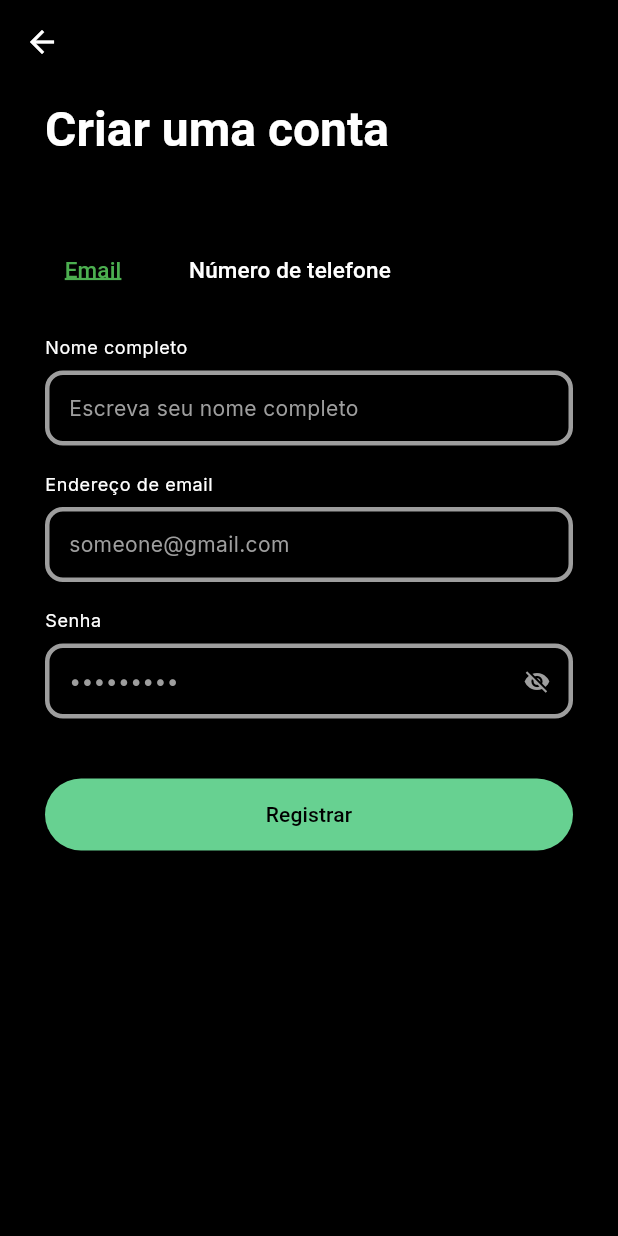
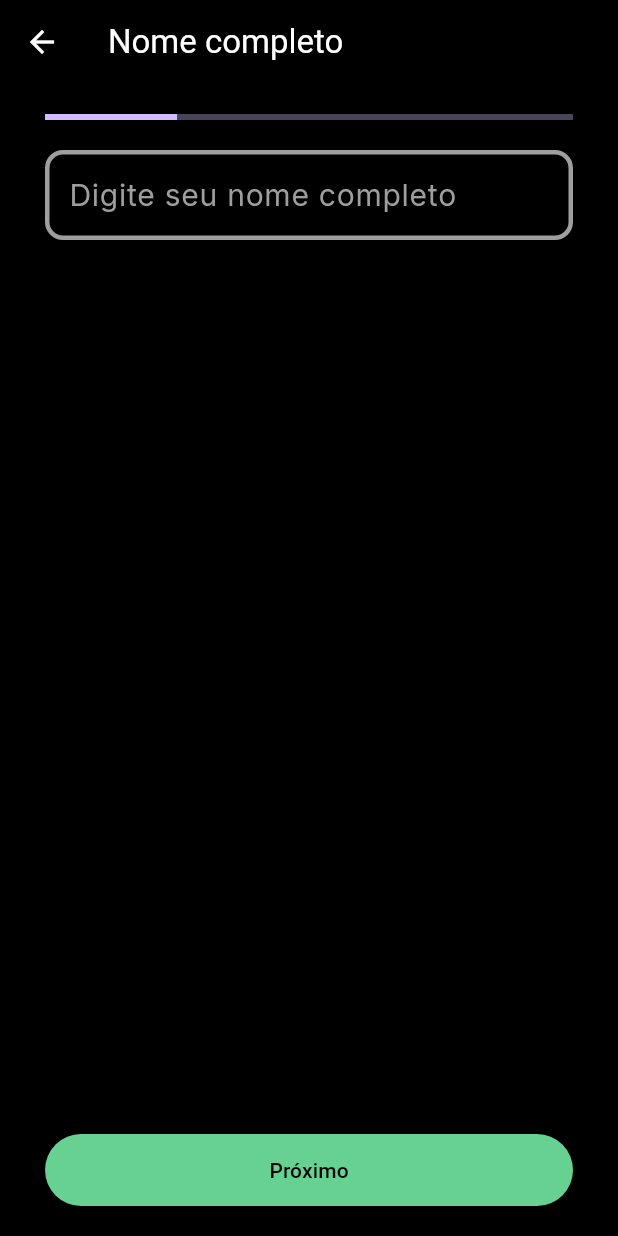
Before and after one commit to omatheusolegario/econance-app, a Flutter app: the RegistrationPage screen opened by its route, on a phone screen of 412 x 824 dp. Run offline on Flutter 3.47's test engine with Material 3 defaults, Android fonts, the light colour scheme and no system bars; our stand-ins replace carousel_slider, cloud_firestore, firebase_auth, firebase_core, fl_chart, flutter_markdown and 4 more; accounts and stored records are empty; network calls fail.

Commit message:
Starting login with phone, config and small fixes

```diff
--- a/lib/auth/registration.dart
+++ b/lib/auth/registration.dart
@@ -2,8 +2,6 @@ import 'package:flutter/material.dart';
 import 'package:firebase_auth/firebase_auth.dart';
 import 'package:cloud_firestore/cloud_firestore.dart';
 import 'package:mask_text_input_formatter/mask_text_input_formatter.dart';
-import '../l10n/app_localizations.dart';
-import 'register_verification.dart';
 
 class RegistrationPage extends StatefulWidget {
   const RegistrationPage({super.key});
@@ -13,215 +11,162 @@ class RegistrationPage extends StatefulWidget {
 }
 
 class _RegistrationPageState extends State<RegistrationPage> {
+  final _auth = FirebaseAuth.instance;
+  final _fullNameController = TextEditingController();
   final _emailController = TextEditingController();
+  final _phoneController = TextEditingController();
   final _passwordController = TextEditingController();
-  final _fullNameController = TextEditingController();
-  final _phoneController = TextEditingController();
+  final _smsController = TextEditingController();
 
-  final _auth = FirebaseAuth.instance;
+  final _phoneFormatter =
+  MaskTextInputFormatter(mask: '+## ## #####-####', filter: {"#": RegExp(r'[0-9]')});
 
   bool _isLoading = false;
   bool _obscurePassword = true;
-  bool isEmailSelected = true;
+  int _step = 0;
+  String? _verificationId;
 
-  final phoneFormatter = MaskTextInputFormatter(
-    mask: '+## ## #####-####',
-    filter: {"#": RegExp(r'[0-9]')},
-    type: MaskAutoCompletionType.eager,
-  );
+  double get progress => (_step + 1) / 4;
 
-  void clearText() {
-    _emailController.clear();
-    _phoneController.clear();
-    _passwordController.clear();
+  String getStepTitle() {
+    switch (_step) {
+      case 0:
+        return 'Nome completo';
+      case 1:
+        return 'Email';
+      case 2:
+        return 'Telefone';
+      case 3:
+        return 'Senha e Verificação';
+      default:
+        return '';
+    }
+  }
+
+  void nextStep() {
+    if (_step < 3) {
+      setState(() => _step++);
+    }
   }
 
   Future<void> register() async {
-    setState(() {
-      _isLoading = true;
-    });
-
+    setState(() => _isLoading = true);
     try {
-      if (isEmailSelected) {
       final userCredential = await _auth.createUserWithEmailAndPassword(
         email: _emailController.text.trim(),
         password: _passwordController.text.trim(),
       );
 
-        String _uid = userCredential.user!.uid;
-        DocumentReference userDoc =
-        FirebaseFirestore.instance.collection('users').doc(_uid);
+      final uid = userCredential.user!.uid;
+      final userDoc = FirebaseFirestore.instance.collection('users').doc(uid);
 
       await userDoc.set({
         'personalInfo': {
           'fullName': _fullNameController.text.trim(),
+          'phone': _phoneController.text.trim(),
           'createdAt': FieldValue.serverTimestamp(),
-            'email': _emailController.text.trim(),
-          },
+        }
       });
-        await Future.wait([
-          userDoc.collection('expenses').doc('init').set({'init': true}),
-          userDoc.collection('receipts').doc('init').set({'init': true}),
-          userDoc.collection('categories').doc('init').set({'init': true}),
-        ]);
-        await Future.wait([
-          userDoc.collection('expenses').doc('init').delete(),
-          userDoc.collection('receipts').doc('init').delete(),
-          userDoc.collection('categories').doc('init').delete(),
-        ]);
 
       await userCredential.user?.sendEmailVerification();
 
-        Navigator.pushReplacement(
-          context,
-          MaterialPageRoute(
-            builder: (_) => VerificationPage(user: userCredential.user!),
-          ),
+      await FirebaseAuth.instance.verifyPhoneNumber(
+        phoneNumber: _phoneController.text.trim(),
+        verificationCompleted: (cred) async {
+          await userCredential.user?.linkWithCredential(cred);
+        },
+        verificationFailed: (e) {
+          ScaffoldMessenger.of(context)
+              .showSnackBar(SnackBar(content: Text(e.message ?? 'Erro SMS')));
+        },
+        codeSent: (verificationId, _) {
+          setState(() => _verificationId = verificationId);
+          ScaffoldMessenger.of(context)
+              .showSnackBar(const SnackBar(content: Text('Código SMS enviado!')));
+        },
+        codeAutoRetrievalTimeout: (id) {},
       );
-      } else {
-        await _auth.verifyPhoneNumber(
-          phoneNumber: _phoneController.text.trim(),
-          verificationCompleted: (PhoneAuthCredential credential) async {
-            await _auth.signInWithCredential(credential);
-          },
-          verificationFailed: (FirebaseAuthException e) {
-            ScaffoldMessenger.of(context).showSnackBar(
-                SnackBar(content: Text(e.message ?? 'Phone auth failed')));
-          },
-          codeSent: (String verificationId, int? resendToken) {
-            Navigator.push(
-              context,
-              MaterialPageRoute(
-                builder: (_) => VerificationPage(
-                  phoneNumber: _phoneController.text.trim(),
-                  verificationId: verificationId,
-                ),
-              ),
-            );
-          },
-          codeAutoRetrievalTimeout: (String verificationId) {},
-        );
-      }
     } on FirebaseAuthException catch (e) {
-      String message = 'An error occurred';
-      if (e.code == 'weak-password') {
-        message = 'The password is too weak.';
-      } else if (e.code == 'email-already-in-use') {
-        message = 'The email is already in use.';
-      }
-      ScaffoldMessenger.of(context)
-          .showSnackBar(SnackBar(content: Text(message)));
+      String msg = 'Erro ao registrar';
+      if (e.code == 'weak-password') msg = 'Senha muito fraca';
+      if (e.code == 'email-already-in-use') msg = 'Email já cadastrado';
+      ScaffoldMessenger.of(context).showSnackBar(SnackBar(content: Text(msg)));
     } finally {
-      setState(() {
-        _isLoading = false;
-      });
+      setState(() => _isLoading = false);
     }
   }
 
-  @override
-  Widget build(BuildContext context) {
-    final theme = Theme.of(context);
+  Future<void> verifyEmailAndSms() async {
+    setState(() => _isLoading = true);
 
-    return Scaffold(
-      appBar: AppBar(),
-      body: SafeArea(
-        child: SingleChildScrollView(
-          padding: const EdgeInsets.symmetric(vertical: 10, horizontal: 30),
-          child: Column(
+    await _auth.currentUser?.reload();
+    final user = _auth.currentUser!;
+    bool emailVerified = user.emailVerified;
+
+    bool smsVerified = true;
+    if (_verificationId != null && _smsController.text.isNotEmpty) {
+      try {
+        PhoneAuthCredential credential = PhoneAuthProvider.credential(
+          verificationId: _verificationId!,
+          smsCode: _smsController.text.trim(),
+        );
+        await user.linkWithCredential(credential);
+      } catch (_) {
+        smsVerified = false;
+      }
+    }
+
+    setState(() => _isLoading = false);
+
+    if (emailVerified && smsVerified) {
+      Navigator.pushNamedAndRemoveUntil(context, "/main", (route) => false);
+    } else {
+      String msg = '';
+      if (!emailVerified) msg += 'Email não verificado.\n';
+      if (!smsVerified) msg += 'Código SMS inválido.';
+      ScaffoldMessenger.of(context).showSnackBar(SnackBar(content: Text(msg)));
+    }
+  }
+
+  Widget getStepWidget() {
+    switch (_step) {
+      case 0:
+        return TextField(
+          controller: _fullNameController,
+          decoration: const InputDecoration(labelText: 'Digite seu nome completo'),
+        );
+      case 1:
+        return TextField(
+          controller: _emailController,
+          keyboardType: TextInputType.emailAddress,
+          decoration: const InputDecoration(labelText: 'Digite seu email'),
+        );
+      case 2:
+        return TextField(
+          controller: _phoneController,
+          keyboardType: TextInputType.phone,
+          inputFormatters: [_phoneFormatter],
+          decoration: const InputDecoration(
+            labelText: 'Digite seu telefone',
+            hintText: '+55 11 99999-9999',
+          ),
+        );
+      case 3:
+        return Column(
           crossAxisAlignment: CrossAxisAlignment.start,
           children: [
-              Text(
-                AppLocalizations.of(context)!.createAccount,
-                style: theme.textTheme.headlineLarge
-                    ?.copyWith(color: theme.textTheme.bodyLarge?.color, fontWeight: FontWeight.bold),
-              ),
-              const SizedBox(height: 50),
-              Row(
-                children: [
-                  TextButton(
-                    onPressed: () {
-                      clearText();
-                      setState(() => isEmailSelected = true);
-                    },
-                    child: Text(
-                      "Email",
-                      style: TextStyle(
-                        fontSize: 15,
-                        color: isEmailSelected ? Colors.green : theme.textTheme.bodyMedium?.color,
-                        decoration: isEmailSelected ? TextDecoration.underline : TextDecoration.none,
-                        decorationColor: Colors.green,
-                        decorationThickness: 2,
-                      ),
-                    ),
-                  ),
-                  const SizedBox(width: 20),
-                  TextButton(
-                    onPressed: () {
-                      clearText();
-                      setState(() => isEmailSelected = false);
-                    },
-                    child: Text(
-                      AppLocalizations.of(context)!.phonenumber,
-                      style: TextStyle(
-                        fontSize: 15,
-                        color: !isEmailSelected ? Colors.green : theme.textTheme.bodyMedium?.color,
-                        decoration: !isEmailSelected ? TextDecoration.underline : TextDecoration.none,
-                        decorationThickness: 2,
-                      ),
-                    ),
-                  ),
-                ],
-              ),
-              const SizedBox(height: 20),
-              Text(
-                AppLocalizations.of(context)!.fullname,
-                style: theme.textTheme.bodySmall,
-              ),
-              const SizedBox(height: 7),
-              TextField(
-                controller: _fullNameController,
-                decoration: InputDecoration(hintText: "Escreva seu nome completo"),
-                style: theme.textTheme.bodyMedium,
-              ),
-              const SizedBox(height: 18),
-              Text(
-                isEmailSelected ? AppLocalizations.of(context)!.emailaddress : AppLocalizations.of(context)!.phonenumber,
-                style: theme.textTheme.bodySmall,
-              ),
-              const SizedBox(height: 7),
-              TextField(
-                controller: isEmailSelected ? _emailController : _phoneController,
-                keyboardType: isEmailSelected ? TextInputType.emailAddress : TextInputType.phone,
-                inputFormatters: isEmailSelected ? [] : [phoneFormatter],
-                decoration: InputDecoration(
-                  hintText: isEmailSelected ? "someone@gmail.com" : "+55 11 91234-5678",
-                ),
-                style: theme.textTheme.bodyMedium,
-              ),
-              const SizedBox(height: 18),
-
-                Text(
-                  AppLocalizations.of(context)!.password,
-                  style: theme.textTheme.bodySmall,
-                ),
-                const SizedBox(height: 7),
             TextField(
               controller: _passwordController,
               obscureText: _obscurePassword,
               decoration: InputDecoration(
-                    hintText: AppLocalizations.of(context)!.passwordinput,
+                labelText: 'Digite sua senha',
                 suffixIcon: IconButton(
-                      icon: Icon(
-                        _obscurePassword ? Icons.visibility_off : Icons.visibility,
-                        color: Colors.grey,
-                      ),
+                  icon: Icon(_obscurePassword ? Icons.visibility_off : Icons.visibility),
                   onPressed: () => setState(() => _obscurePassword = !_obscurePassword),
                 ),
               ),
-                  style: theme.textTheme.bodyMedium,
             ),
-
-              const SizedBox(height: 40),
+            const SizedBox(height: 20),
             _isLoading
                 ? const CircularProgressIndicator()
                 : SizedBox(
@@ -231,6 +176,52 @@ class _RegistrationPageState extends State<RegistrationPage> {
                 child: const Text('Registrar'),
               ),
             ),
+            if (_verificationId != null) ...[
+              const SizedBox(height: 20),
+              TextField(
+                controller: _smsController,
+                keyboardType: TextInputType.number,
+                decoration: const InputDecoration(
+                  labelText: 'Código SMS',
+                  hintText: '123456',
+                ),
+              ),
+              const SizedBox(height: 10),
+              ElevatedButton(
+                onPressed: verifyEmailAndSms,
+                child: const Text('Verificar Email e SMS'),
+              ),
+            ],
+          ],
+        );
+      default:
+        return const SizedBox.shrink();
+    }
+  }
+
+  @override
+  Widget build(BuildContext context) {
+    return Scaffold(
+      appBar: AppBar(title: Text(getStepTitle())),
+      body: SafeArea(
+        child: Padding(
+          padding: const EdgeInsets.symmetric(horizontal: 30, vertical: 20),
+          child: Column(
+            children: [
+              LinearProgressIndicator(value: progress),
+              const SizedBox(height: 20),
+              Expanded(child: getStepWidget()),
+              if (_step < 3)
+                _isLoading
+                    ? const CircularProgressIndicator()
+                    : SizedBox(
+                  width: double.infinity,
+                  child: ElevatedButton(
+                    onPressed: nextStep,
+                    child: const Text('Próximo'),
+                  ),
+                ),
+              if (_isLoading) const CircularProgressIndicator(),
             ],
           ),
         ),
--- a/lib/features/config/config.dart
+++ b/lib/features/config/config.dart
@@ -13,7 +13,7 @@ class Config extends StatefulWidget {
 class _ConfigState extends State<Config> {
   Future<void> _logout() async {
     await FirebaseAuth.instance.signOut();
-    Navigator.pushNamedAndRemoveUntil(context, '/login', (route) => false);
+    Navigator.pushNamedAndRemoveUntil(context, '/', (route) => false);
   }
 
   @override
--- a/lib/main/main.dart
+++ b/lib/main/main.dart
@@ -1,8 +1,8 @@
+import 'package:econance/auth/registration.dart';
 import 'package:econance/features/categories/add_category.dart';
 import 'package:econance/features/categories/categories.dart';
 import 'package:econance/l10n/app_localizations.dart';
 import 'package:econance/main/main_screen.dart';
-import 'package:econance/auth/registration.dart';
 import 'package:flutter/material.dart';
 import 'package:firebase_core/firebase_core.dart';
 import 'package:firebase_auth/firebase_auth.dart';
```
Also changed, not shown: lib/auth/login.dart (+88 -67 lines), lib/auth/register_verification.dart (+56 -61 lines). Lines whose indentation alone changed are shown as unchanged.
